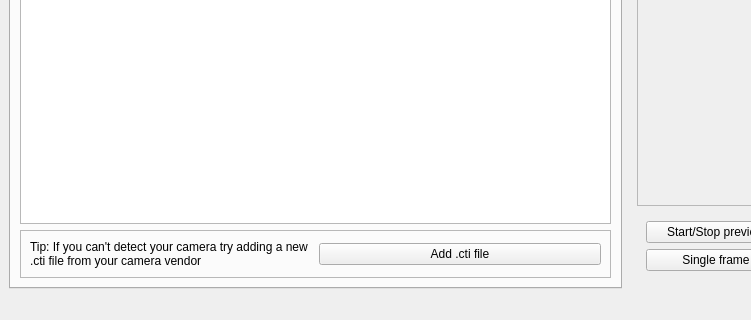
Old version of the form anubis.ui in the repository xlukas10/anubis; both pictures show x 0 to 751 and y 367 to 687 of the 1249 by 687 pixel window.
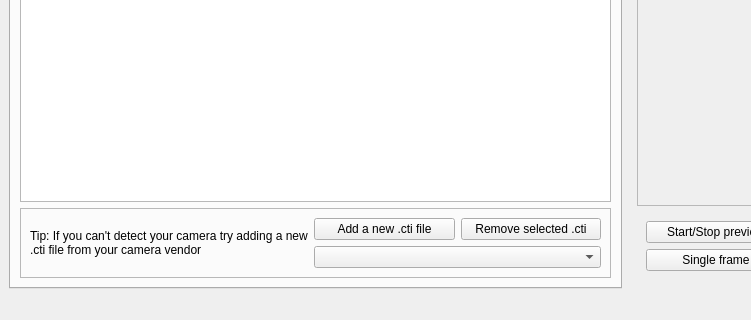
New version of the form. The open tabs and pages were chosen to show the change. Icons and pictures are not drawn.

Commit message: added new gui elements for cti files

```diff
--- a/anubis.ui
+++ b/anubis.ui
@@ -172,8 +172,22 @@
           <property name="frameShadow">
            <enum>QFrame::Raised</enum>
           </property>
-          <layout class="QHBoxLayout" name="horizontalLayout_6">
-           <item>
+          <layout class="QGridLayout" name="gridLayout_7">
+           <item row="0" column="3">
+            <widget class="QPushButton" name="btn_remove_cti">
+             <property name="text">
+              <string>Remove selected .cti</string>
+             </property>
+            </widget>
+           </item>
+           <item row="0" column="2">
+            <widget class="QPushButton" name="btn_add_cti">
+             <property name="text">
+              <string>Add a new .cti file</string>
+             </property>
+            </widget>
+           </item>
+           <item row="0" column="0" rowspan="2">
             <widget class="QLabel" name="tip_add_cti">
              <property name="text">
               <string>Tip: If you can't detect your camera try adding a new .cti file from your camera vendor</string>
@@ -183,12 +197,8 @@
              </property>
             </widget>
            </item>
-           <item>
-            <widget class="QPushButton" name="btn_add_cti">
-             <property name="text">
-              <string>Add .cti file</string>
-             </property>
-            </widget>
+           <item row="1" column="2" colspan="2">
+            <widget class="QComboBox" name="combo_remove_cti"/>
            </item>
           </layout>
          </widget>
```
Left out of the diff: 2 changed lines with no effect on the pictures. The commit also changes 2 other files.
